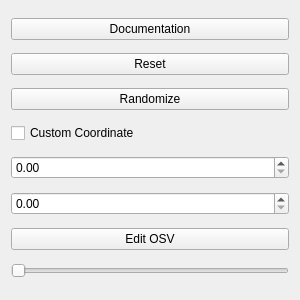
The window that settingswidget.ui (umdenes100/VisionSystemSim) describes before a commit, drawn with Qt 5.
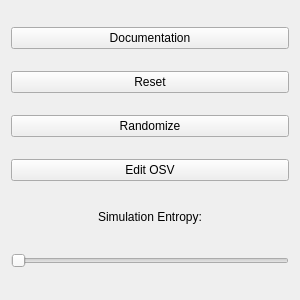
The same window after the commit.

Commit message: Removed custom coord

What changed in the file:
```diff
--- a/settingswidget.ui
+++ b/settingswidget.ui
@@ -34,6 +34,11 @@
   <layout class="QVBoxLayout" name="verticalLayout">
    <item>
     <widget class="QPushButton" name="documentationButton">
+     <property name="font">
+      <font>
+       <pointsize>9</pointsize>
+      </font>
+     </property>
      <property name="text">
       <string>Documentation</string>
      </property>
@@ -41,6 +46,11 @@
    </item>
    <item>
     <widget class="QPushButton" name="ResetButton">
+     <property name="font">
+      <font>
+       <pointsize>9</pointsize>
+      </font>
+     </property>
      <property name="text">
       <string>Reset</string>
      </property>
@@ -48,39 +58,49 @@
    </item>
    <item>
     <widget class="QPushButton" name="RandomizeButton">
+     <property name="font">
+      <font>
+       <pointsize>9</pointsize>
+      </font>
+     </property>
      <property name="text">
       <string>Randomize</string>
      </property>
     </widget>
    </item>
-   <item>
-    <widget class="QCheckBox" name="CustomPointCheck">
-     <property name="text">
-      <string>Custom Coordinate</string>
-     </property>
-    </widget>
-   </item>
-   <item>
-    <widget class="QDoubleSpinBox" name="CustomX">
-     <property name="singleStep">
-      <double>0.010000000000000</double>
-     </property>
-    </widget>
-   </item>
-   <item>
-    <widget class="QDoubleSpinBox" name="CustomY">
-     <property name="singleStep">
-      <double>0.010000000000000</double>
-     </property>
-    </widget>
-   </item>
    <item>
     <widget class="QPushButton" name="OSVButton">
+     <property name="font">
+      <font>
+       <pointsize>9</pointsize>
+      </font>
+     </property>
      <property name="text">
       <string>Edit OSV</string>
      </property>
     </widget>
    </item>
+   <item>
+    <widget class="QLabel" name="label">
+     <property name="maximumSize">
+      <size>
+       <width>16777215</width>
+       <height>28</height>
+      </size>
+     </property>
+     <property name="font">
+      <font>
+       <pointsize>9</pointsize>
+      </font>
+     </property>
+     <property name="text">
+      <string>Simulation Entropy:</string>
+     </property>
+     <property name="alignment">
+      <set>Qt::AlignCenter</set>
+     </property>
+    </widget>
+   </item>
    <item>
     <widget class="QSlider" name="horizontalSlider">
      <property name="orientation">
```
The commit also changes 7 other files.
